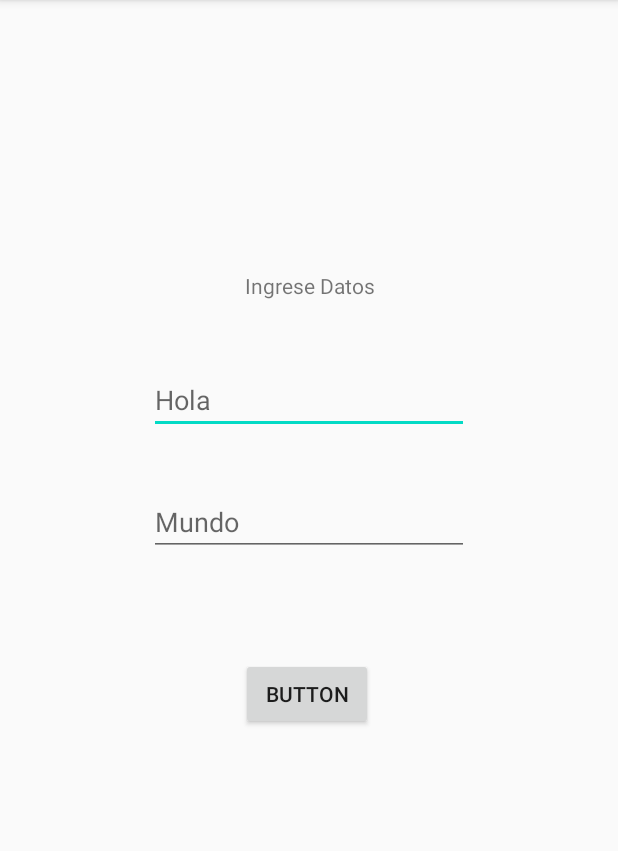
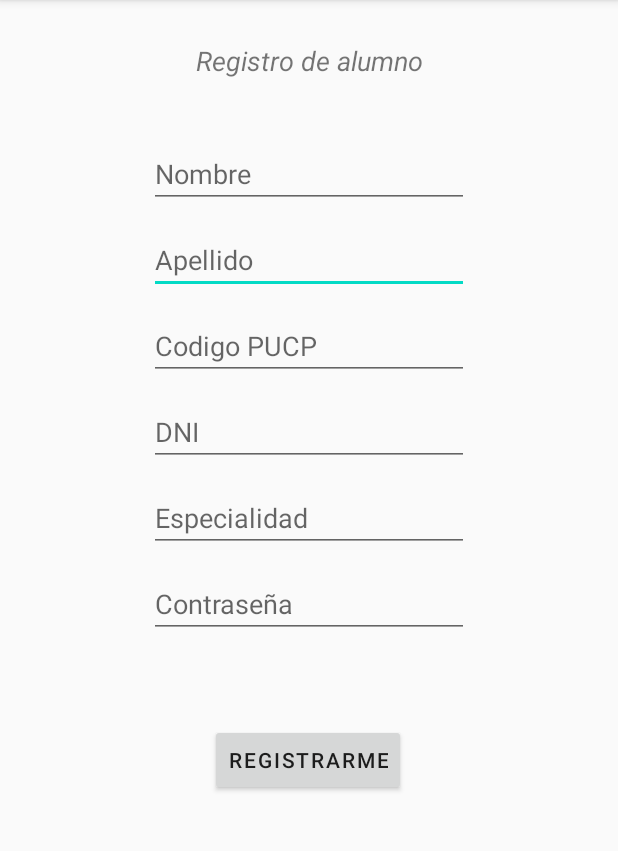
Before and after one commit to AlvaroBurga/Lab2, an Android app: the screen it shows after launch (MainActivity), on a phone screen of 412 x 824 dp, the part 84-935 px from its top. Run offline under Robolectric (Android 15) with nearby library versions, the phone set to English and light mode, and no system bars.

Commit message:
Registro

```diff
--- a/app/src/main/res/layout/activity_main.xml
+++ b/app/src/main/res/layout/activity_main.xml
@@ -6,55 +6,105 @@
     android:layout_height="match_parent"
     tools:context=".MainActivity">
 
+    <EditText
+        android:id="@+id/apellido"
+        android:layout_width="wrap_content"
+        android:layout_height="wrap_content"
+        android:layout_marginTop="12dp"
+        android:ems="10"
+        android:hint="Apellido"
+        android:inputType="textPersonName"
+        app:layout_constraintEnd_toEndOf="parent"
+        app:layout_constraintStart_toStartOf="parent"
+        app:layout_constraintTop_toBottomOf="@+id/nombre" />
+
+    <EditText
+        android:id="@+id/espe"
+        android:layout_width="wrap_content"
+        android:layout_height="wrap_content"
+        android:layout_marginTop="12dp"
+        android:ems="10"
+        android:hint="Especialidad"
+        android:inputType="textPersonName"
+        app:layout_constraintEnd_toEndOf="parent"
+        app:layout_constraintStart_toStartOf="parent"
+        app:layout_constraintTop_toBottomOf="@+id/dni" />
+
     <TextView
         android:id="@+id/textView"
-        android:layout_width="0dp"
-        android:layout_height="wrap_content"
-        android:layout_marginLeft="32dp"
-        android:layout_marginRight="32dp"
-        android:text="Ingrese Datos"
+        android:layout_width="157dp"
+        android:layout_height="25dp"
+        android:layout_marginTop="28dp"
+        android:text="Registro de alumno"
         android:textAlignment="center"
-        app:layout_constraintBottom_toBottomOf="parent"
-        app:layout_constraintHorizontal_bias="0.498"
-        app:layout_constraintLeft_toLeftOf="parent"
-        app:layout_constraintRight_toRightOf="parent"
-        app:layout_constraintTop_toTopOf="parent"
-        app:layout_constraintVertical_bias="0.241" />
+        android:textSize="18sp"
+        android:textStyle="italic"
+        app:layout_constraintEnd_toEndOf="parent"
+        app:layout_constraintStart_toStartOf="parent"
+        app:layout_constraintTop_toTopOf="parent" />
 
     <EditText
-        android:id="@+id/Campo1"
+        android:id="@+id/nombre"
         android:layout_width="wrap_content"
         android:layout_height="wrap_content"
-        android:layout_marginTop="44dp"
+        android:layout_marginTop="40dp"
         android:ems="10"
-        android:hint="Hola"
+        android:hint="Nombre"
         android:inputType="textPersonName"
-        app:layout_constraintEnd_toEndOf="@+id/textView"
-        app:layout_constraintStart_toStartOf="@+id/textView"
+        app:layout_constraintEnd_toEndOf="parent"
+        app:layout_constraintStart_toStartOf="parent"
         app:layout_constraintTop_toBottomOf="@+id/textView" />
 
-    <EditText
-        android:id="@+id/Campo2"
+    <Button
+        android:id="@+id/button"
         android:layout_width="wrap_content"
         android:layout_height="wrap_content"
-        android:layout_marginTop="36dp"
-        android:ems="10"
-        android:hint="Mundo"
-        android:inputType="textPersonName"
-        app:layout_constraintEnd_toEndOf="@+id/Campo1"
-        app:layout_constraintStart_toStartOf="@+id/Campo1"
-        app:layout_constraintTop_toBottomOf="@+id/Campo1" />
+        android:layout_marginTop="12dp"
+        android:layout_marginBottom="192dp"
+        android:onClick="obtenerCampoEdit"
+        android:text="Registrarme"
+        android:textAppearance="@style/TextAppearance.MaterialComponents.Button"
+        app:layout_constraintBottom_toBottomOf="parent"
+        app:layout_constraintEnd_toEndOf="parent"
+        app:layout_constraintHorizontal_bias="0.498"
+        app:layout_constraintStart_toStartOf="parent"
+        app:layout_constraintTop_toBottomOf="@+id/contra" />
 
-    <Button
-        android:id="@+id/button4"
+    <EditText
+        android:id="@+id/codigo"
         android:layout_width="wrap_content"
         android:layout_height="wrap_content"
-        android:layout_marginTop="68dp"
-        android:text="Button"
-        app:layout_constraintEnd_toEndOf="@+id/Campo2"
-        app:layout_constraintHorizontal_bias="0.491"
-        app:layout_constraintStart_toStartOf="@+id/Campo2"
-        app:layout_constraintTop_toBottomOf="@+id/Campo2" />
+        android:layout_marginTop="12dp"
+        android:ems="10"
+        android:hint="Codigo PUCP"
+        android:inputType="number"
+        app:layout_constraintEnd_toEndOf="parent"
+        app:layout_constraintStart_toStartOf="parent"
+        app:layout_constraintTop_toBottomOf="@+id/apellido" />
+
+    <EditText
+        android:id="@+id/dni"
+        android:layout_width="wrap_content"
+        android:layout_height="wrap_content"
+        android:layout_marginTop="12dp"
+        android:ems="10"
+        android:hint="DNI"
+        android:inputType="number"
+        app:layout_constraintEnd_toEndOf="parent"
+        app:layout_constraintStart_toStartOf="parent"
+        app:layout_constraintTop_toBottomOf="@+id/codigo" />
+
+    <EditText
+        android:id="@+id/contra"
+        android:layout_width="wrap_content"
+        android:layout_height="wrap_content"
+        android:layout_marginTop="12dp"
+        android:ems="10"
+        android:hint="Contraseña"
+        android:inputType="textPassword"
+        app:layout_constraintEnd_toEndOf="parent"
+        app:layout_constraintStart_toStartOf="parent"
+        app:layout_constraintTop_toBottomOf="@+id/espe" />
 
 
 </androidx.constraintlayout.widget.ConstraintLayout>
```
Also changed, not shown: app/src/main/java/com/example/Lab2_20150632/MainActivity.java (+78 -8 lines).
